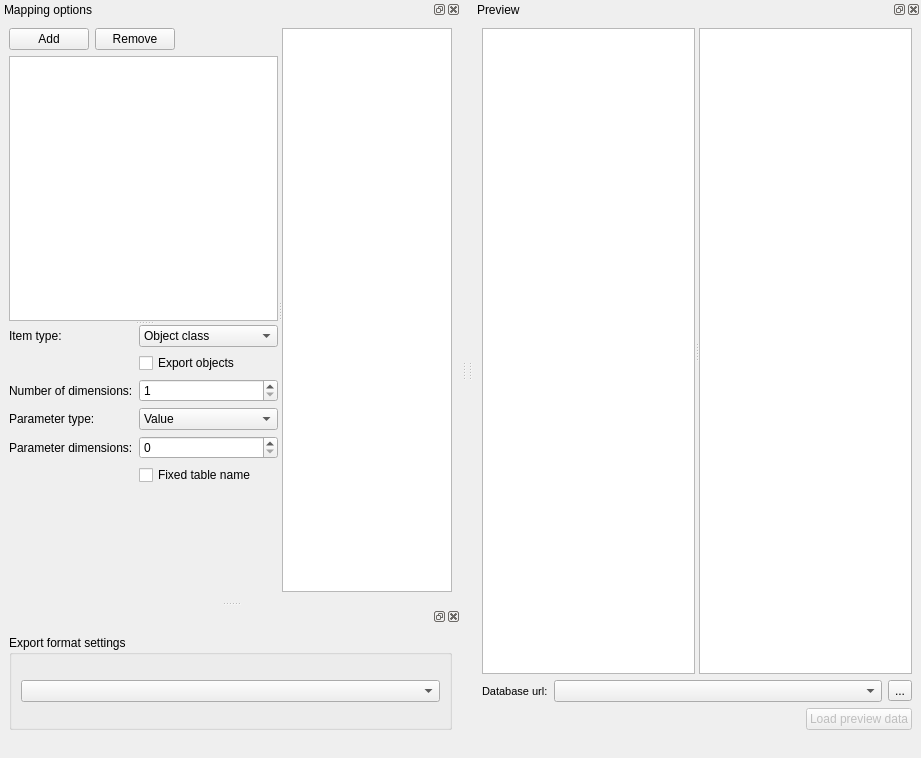
Qt form spine_items/exporter/ui/specification_editor.ui (spine-tools/spine-items) before a commit.
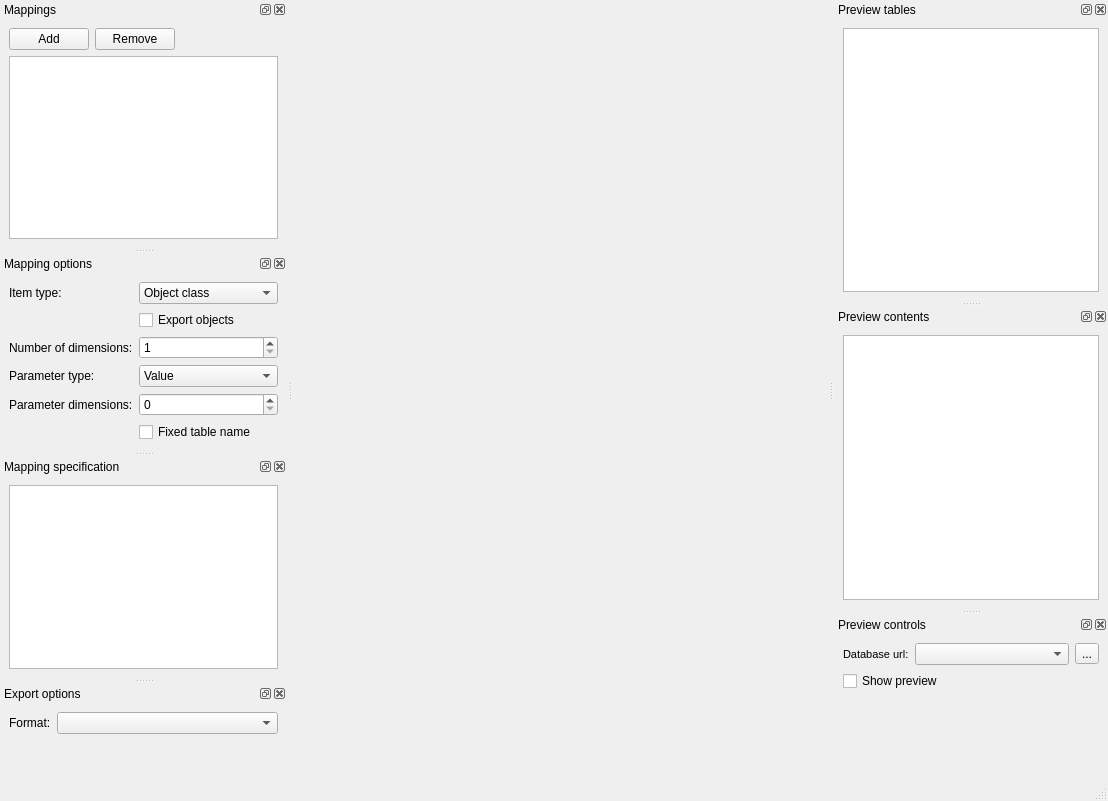
The same form after that commit. Icons and pictures are not drawn. Custom widgets are drawn as their Qt base class.

Commit message:
Exporter spec editor: relayout to show more mapping spec columns
Now the 'mapping specification' table has two more columns, 'header'
and 'filter', which were a bit difficult to see.
With this little reorganization it's hopefully a bit better.

Diff of the .ui file:
```diff
--- a/spine_items/exporter/ui/specification_editor.ui
+++ b/spine_items/exporter/ui/specification_editor.ui
@@ -18,8 +18,8 @@
    <rect>
     <x>0</x>
     <y>0</y>
-    <width>921</width>
-    <height>758</height>
+    <width>1108</width>
+    <height>801</height>
    </rect>
   </property>
   <property name="windowTitle">
@@ -36,124 +36,16 @@
     </rect>
    </property>
   </widget>
-  <widget class="QDockWidget" name="preview_dock">
+  <widget class="QStatusBar" name="status_bar"/>
+  <widget class="QDockWidget" name="mappings_dock">
    <property name="windowTitle">
-    <string>Preview</string>
+    <string>Mappings</string>
    </property>
    <attribute name="dockWidgetArea">
-    <number>2</number>
+    <number>1</number>
    </attribute>
    <widget class="QWidget" name="dockWidgetContents">
-    <layout class="QVBoxLayout" name="verticalLayout_4">
-     <item>
-      <widget class="QSplitter" name="splitter">
-       <property name="sizePolicy">
-        <sizepolicy hsizetype="Expanding" vsizetype="Expanding">
-         <horstretch>0</horstretch>
-         <verstretch>0</verstretch>
-        </sizepolicy>
-       </property>
-       <property name="orientation">
-        <enum>Qt::Horizontal</enum>
-       </property>
-       <widget class="QTreeView" name="preview_tree_view">
-        <attribute name="headerVisible">
-         <bool>false</bool>
-        </attribute>
-       </widget>
-       <widget class="QTableView" name="preview_table_view"/>
-      </widget>
-     </item>
-     <item>
-      <layout class="QHBoxLayout" name="horizontalLayout_3">
-       <item>
-        <widget class="QLabel" name="label_9">
-         <property name="font">
-          <font>
-           <pointsize>8</pointsize>
-          </font>
-         </property>
-         <property name="text">
-          <string>Database url:</string>
-         </property>
-        </widget>
-       </item>
-       <item>
-        <widget class="ElidedCombobox" name="database_url_combo_box">
-         <property name="sizePolicy">
-          <sizepolicy hsizetype="Expanding" vsizetype="Fixed">
-           <horstretch>0</horstretch>
-           <verstretch>0</verstretch>
-          </sizepolicy>
-         </property>
-        </widget>
-       </item>
-       <item>
-        <widget class="QToolButton" name="load_url_from_fs_button">
-         <property name="toolTip">
-          <string>&lt;html&gt;&lt;head/&gt;&lt;body&gt;&lt;p&gt;Browse file system&lt;/p&gt;&lt;/body&gt;&lt;/html&gt;</string>
-         </property>
-         <property name="text">
-          <string>...</string>
-         </property>
-         <property name="icon">
-          <iconset>
-           <normaloff>:/icons/file.svg</normaloff>:/icons/file.svg</iconset>
-         </property>
-        </widget>
-       </item>
-      </layout>
-     </item>
-     <item>
-      <layout class="QHBoxLayout" name="horizontalLayout">
-       <item>
-        <spacer name="horizontalSpacer">
-         <property name="orientation">
-          <enum>Qt::Horizontal</enum>
-         </property>
-         <property name="sizeHint" stdset="0">
-          <size>
-           <width>40</width>
-           <height>20</height>
-          </size>
-         </property>
-        </spacer>
-       </item>
-       <item>
-        <widget class="QPushButton" name="load_data_button">
-         <property name="enabled">
-          <bool>false</bool>
-         </property>
-         <property name="text">
-          <string>Load preview data</string>
-         </property>
-        </widget>
-       </item>
-      </layout>
-     </item>
-    </layout>
-   </widget>
-  </widget>
-  <widget class="QDockWidget" name="mapping_options_dock">
-   <property name="windowTitle">
-    <string>Mapping options</string>
-   </property>
-   <attribute name="dockWidgetArea">
-    <number>1</number>
-   </attribute>
-   <widget class="QWidget" name="dockWidgetContents_2">
-    <layout class="QVBoxLayout" name="verticalLayout_5">
-     <item>
-      <widget class="QSplitter" name="splitter_3">
-       <property name="orientation">
-        <enum>Qt::Horizontal</enum>
-       </property>
-       <widget class="QSplitter" name="splitter_2">
-        <property name="orientation">
-         <enum>Qt::Vertical</enum>
-        </property>
-        <widget class="QWidget" name="verticalLayoutWidget">
-         <layout class="QVBoxLayout" name="verticalLayout_2">
+    <layout class="QVBoxLayout" name="verticalLayout">
           <item>
            <layout class="QHBoxLayout" name="horizontalLayout_2">
             <item>
@@ -190,31 +82,45 @@
           </item>
          </layout>
         </widget>
-        <widget class="QWidget" name="layoutWidget">
-         <layout class="QVBoxLayout" name="verticalLayout">
-          <item>
-           <layout class="QGridLayout" name="gridLayout_2">
-            <item row="0" column="0">
-             <widget class="QLabel" name="label_4">
-              <property name="text">
-               <string>Item type:</string>
-              </property>
-             </widget>
-            </item>
-            <item row="2" column="1">
+  </widget>
+  <widget class="QDockWidget" name="mapping_options_dock">
+   <property name="windowTitle">
+    <string>Mapping options</string>
+   </property>
+   <attribute name="dockWidgetArea">
+    <number>1</number>
+   </attribute>
+   <widget class="QWidget" name="dockWidgetContents_2">
+    <layout class="QGridLayout" name="gridLayout">
+     <item row="1" column="1">
              <widget class="QCheckBox" name="export_objects_check_box">
               <property name="text">
                <string>Export objects</string>
               </property>
              </widget>
             </item>
-            <item row="4" column="0">
-             <widget class="QLabel" name="label_5">
+     <item row="3" column="1">
+      <widget class="QComboBox" name="parameter_type_combo_box">
+       <item>
               <property name="text">
-               <string>Parameter type:</string>
-              </property>
-             </widget>
-            </item>
+         <string>Value</string>
+        </property>
+       </item>
+       <item>
+        <property name="text">
+         <string>Default value</string>
+        </property>
+       </item>
+       <item>
+        <property name="text">
+         <string>None</string>
+        </property>
+       </item>
+      </widget>
+     </item>
+     <item row="4" column="1">
+      <widget class="QSpinBox" name="parameter_dimensions_spin_box"/>
+     </item>
             <item row="0" column="1">
              <widget class="QComboBox" name="item_type_combo_box">
               <item>
@@ -274,50 +180,42 @@
               </item>
              </widget>
             </item>
-            <item row="5" column="1">
-             <widget class="QSpinBox" name="parameter_dimensions_spin_box"/>
-            </item>
-            <item row="3" column="1">
-             <widget class="QSpinBox" name="relationship_dimensions_spin_box">
-              <property name="minimum">
-               <number>1</number>
-              </property>
-             </widget>
-            </item>
             <item row="3" column="0">
+      <widget class="QLabel" name="label_5">
+       <property name="text">
+        <string>Parameter type:</string>
+       </property>
+      </widget>
+     </item>
+     <item row="0" column="0">
+      <widget class="QLabel" name="label_4">
+       <property name="text">
+        <string>Item type:</string>
+       </property>
+      </widget>
+     </item>
+     <item row="2" column="0">
              <widget class="QLabel" name="label_8">
               <property name="text">
                <string>Number of dimensions:</string>
               </property>
              </widget>
             </item>
-            <item row="4" column="1">
-             <widget class="QComboBox" name="parameter_type_combo_box">
-              <item>
-               <property name="text">
-                <string>Value</string>
-               </property>
-              </item>
-              <item>
-               <property name="text">
-                <string>Default value</string>
-               </property>
-              </item>
-              <item>
-               <property name="text">
-                <string>None</string>
-               </property>
-              </item>
-             </widget>
-            </item>
-            <item row="5" column="0">
+     <item row="2" column="1">
+      <widget class="QSpinBox" name="relationship_dimensions_spin_box">
+       <property name="minimum">
+        <number>1</number>
+       </property>
+      </widget>
+     </item>
+     <item row="4" column="0">
              <widget class="QLabel" name="label_10">
               <property name="text">
                <string>Parameter dimensions:</string>
               </property>
              </widget>
             </item>
-            <item row="6" column="1">
+     <item row="5" column="1">
              <widget class="QCheckBox" name="fix_table_name_check_box">
               <property name="text">
                <string>Fixed table name</string>
@@ -325,23 +223,18 @@
              </widget>
             </item>
            </layout>
-          </item>
+   </widget>
+  </widget>
+  <widget class="QDockWidget" name="mapping_spec_dock">
+   <property name="windowTitle">
+    <string>Mapping specification</string>
+   </property>
+   <attribute name="dockWidgetArea">
+    <number>1</number>
+   </attribute>
+   <widget class="QWidget" name="dockWidgetContents_3">
+    <layout class="QVBoxLayout" name="verticalLayout_2">
           <item>
-           <spacer name="verticalSpacer">
-            <property name="orientation">
-             <enum>Qt::Vertical</enum>
-            </property>
-            <property name="sizeHint" stdset="0">
-             <size>
-              <width>20</width>
-              <height>40</height>
-             </size>
-            </property>
-           </spacer>
-          </item>
-         </layout>
-        </widget>
-       </widget>
        <widget class="QTableView" name="mapping_table_view">
         <property name="selectionMode">
          <enum>QAbstractItemView::SingleSelection</enum>
@@ -353,46 +246,183 @@
          <bool>false</bool>
         </attribute>
        </widget>
-      </widget>
      </item>
     </layout>
    </widget>
   </widget>
-  <widget class="QDockWidget" name="format_options_dock">
+  <widget class="QDockWidget" name="preview_tables_dock">
+   <property name="windowTitle">
+    <string>Preview tables</string>
+   </property>
    <attribute name="dockWidgetArea">
-    <number>1</number>
+    <number>2</number>
    </attribute>
-   <widget class="QWidget" name="dockWidgetContents_3">
-    <layout class="QHBoxLayout" name="horizontalLayout_6">
-     <item>
-      <layout class="QHBoxLayout" name="horizontalLayout_5">
-       <item>
-        <widget class="QGroupBox" name="groupBox">
-         <property name="sizePolicy">
-          <sizepolicy hsizetype="Minimum" vsizetype="Minimum">
-           <horstretch>0</horstretch>
-           <verstretch>0</verstretch>
-          </sizepolicy>
-         </property>
-         <property name="title">
-          <string>Export format settings</string>
-         </property>
+   <widget class="QWidget" name="dockWidgetContents_5">
          <layout class="QVBoxLayout" name="verticalLayout_3">
           <item>
-           <widget class="QComboBox" name="export_format_combo_box"/>
-          </item>
-         </layout>
-        </widget>
-       </item>
-      </layout>
-     </item>
-    </layout>
-   </widget>
-  </widget>
-  <widget class="QStatusBar" name="status_bar">
-   <property name="sizeGripEnabled">
+      <widget class="QTreeView" name="preview_tree_view">
+       <attribute name="headerVisible">
     <bool>false</bool>
+       </attribute>
+      </widget>
+     </item>
+    </layout>
+   </widget>
+  </widget>
+  <widget class="QDockWidget" name="preview_contents_dock">
+   <property name="windowTitle">
+    <string>Preview contents</string>
    </property>
+   <attribute name="dockWidgetArea">
+    <number>2</number>
+   </attribute>
+   <widget class="QWidget" name="dockWidgetContents_6">
+    <layout class="QVBoxLayout" name="verticalLayout_4">
+     <item>
+      <widget class="QTableView" name="preview_table_view"/>
+     </item>
+    </layout>
+   </widget>
+  </widget>
+  <widget class="QDockWidget" name="export_options_dock">
+   <property name="allowedAreas">
+    <set>Qt::AllDockWidgetAreas</set>
+   </property>
+   <property name="windowTitle">
+    <string>Export options</string>
+   </property>
+   <attribute name="dockWidgetArea">
+    <number>1</number>
+   </attribute>
+   <widget class="QWidget" name="dockWidgetContents_7">
+    <layout class="QVBoxLayout" name="verticalLayout_5">
+     <item>
+      <layout class="QHBoxLayout" name="horizontalLayout_4">
+       <item>
+        <widget class="QLabel" name="label">
+         <property name="sizePolicy">
+          <sizepolicy hsizetype="Preferred" vsizetype="Preferred">
+           <horstretch>0</horstretch>
+           <verstretch>0</verstretch>
+          </sizepolicy>
+         </property>
+         <property name="text">
+          <string>Format:</string>
+         </property>
+        </widget>
+       </item>
+       <item>
+        <widget class="QComboBox" name="export_format_combo_box">
+         <property name="sizePolicy">
+          <sizepolicy hsizetype="Preferred" vsizetype="Fixed">
+           <horstretch>1</horstretch>
+           <verstretch>0</verstretch>
+          </sizepolicy>
+         </property>
+        </widget>
+       </item>
+      </layout>
+     </item>
+     <item>
+      <spacer name="verticalSpacer">
+       <property name="orientation">
+        <enum>Qt::Vertical</enum>
+       </property>
+       <property name="sizeHint" stdset="0">
+        <size>
+         <width>20</width>
+         <height>40</height>
+        </size>
+       </property>
+      </spacer>
+     </item>
+    </layout>
+   </widget>
+  </widget>
+  <widget class="QDockWidget" name="preview_controls_dock">
+   <property name="windowTitle">
+    <string>Preview controls</string>
+   </property>
+   <attribute name="dockWidgetArea">
+    <number>2</number>
+   </attribute>
+   <widget class="QWidget" name="dockWidgetContents_4">
+    <layout class="QVBoxLayout" name="verticalLayout_6">
+     <item>
+      <layout class="QHBoxLayout" name="horizontalLayout_3">
+       <item>
+        <widget class="QLabel" name="label_9">
+         <property name="font">
+          <font>
+           <pointsize>8</pointsize>
+          </font>
+         </property>
+         <property name="text">
+          <string>Database url:</string>
+         </property>
+        </widget>
+       </item>
+       <item>
+        <widget class="ElidedCombobox" name="database_url_combo_box">
+         <property name="sizePolicy">
+          <sizepolicy hsizetype="Expanding" vsizetype="Fixed">
+           <horstretch>0</horstretch>
+           <verstretch>0</verstretch>
+          </sizepolicy>
+         </property>
+        </widget>
+       </item>
+       <item>
+        <widget class="QToolButton" name="load_url_from_fs_button">
+         <property name="toolTip">
+          <string>&lt;html&gt;&lt;head/&gt;&lt;body&gt;&lt;p&gt;Browse file system&lt;/p&gt;&lt;/body&gt;&lt;/html&gt;</string>
+         </property>
+         <property name="text">
+          <string>...</string>
+         </property>
+        </widget>
+       </item>
+      </layout>
+     </item>
+     <item>
+      <layout class="QHBoxLayout" name="horizontalLayout">
+       <item>
+        <widget class="QCheckBox" name="load_data_button">
+         <property name="text">
+          <string>Show preview</string>
+         </property>
+        </widget>
+       </item>
+       <item>
+        <spacer name="horizontalSpacer">
+         <property name="orientation">
+          <enum>Qt::Horizontal</enum>
+         </property>
+         <property name="sizeHint" stdset="0">
+          <size>
+           <width>40</width>
+           <height>20</height>
+          </size>
+         </property>
+        </spacer>
+       </item>
+      </layout>
+     </item>
+     <item>
+      <spacer name="verticalSpacer_2">
+       <property name="orientation">
+        <enum>Qt::Vertical</enum>
+       </property>
+       <property name="sizeHint" stdset="0">
+        <size>
+         <width>20</width>
+         <height>40</height>
+        </size>
+       </property>
+      </spacer>
+     </item>
+    </layout>
+   </widget>
   </widget>
   <action name="save_and_close_action">
    <property name="text">
```
Left out of the diff: 7 changed lines with no effect on the pictures. Lines whose indentation alone changed are shown as unchanged. The commit also changes 2 other files.
